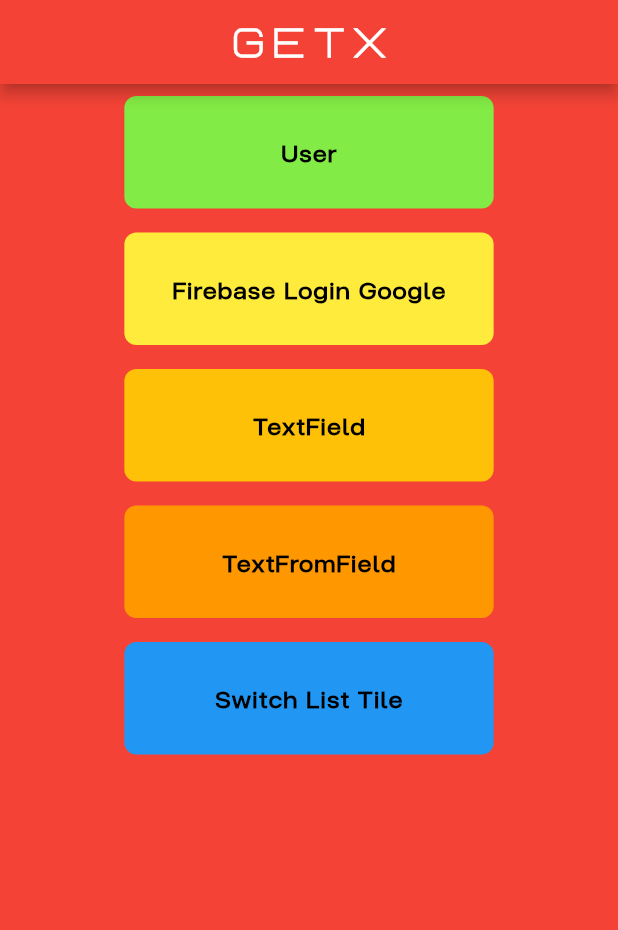
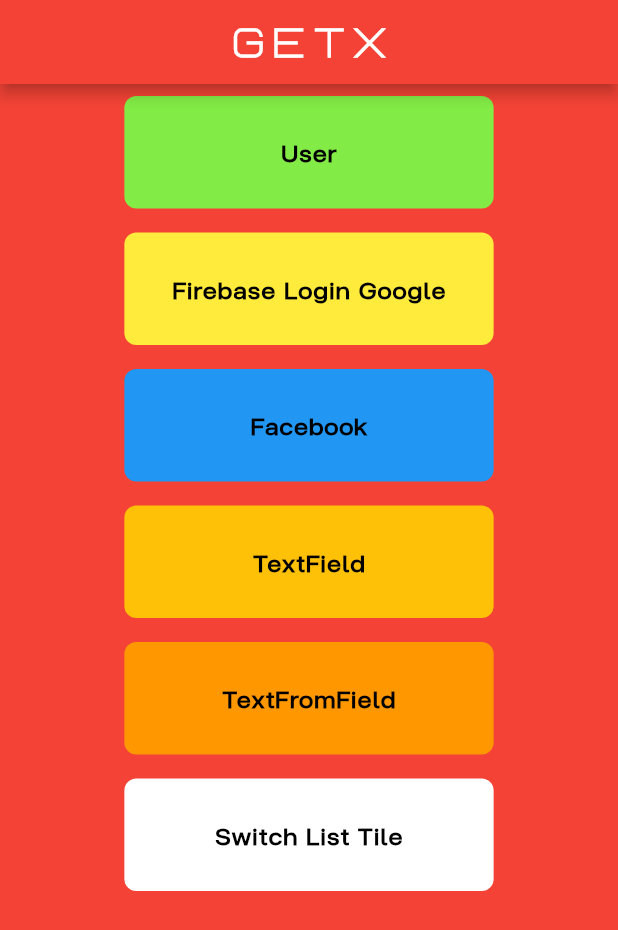
Before and after one commit to LaserOnline/flutter_getx_mvvm_tutorial, a Flutter app: the screen it shows after launch, on a phone screen of 412 x 824 dp. Shown: the top 930 px of the screen. Run offline on Flutter 3.47's test engine with Material 2 defaults, Android fonts, the phone set to English and light mode, and no system bars; our stand-ins replace firebase_auth, firebase_core, get, google_sign_in; missing offline and left inert: flutter_facebook_auth; accounts and stored records are empty.

Commit message:
Update Login Facebook

```diff
--- a/lib/Model/routes/RoutesPage.dart
+++ b/lib/Model/routes/RoutesPage.dart
@@ -1,3 +1,4 @@
+import 'package:flutter_getx_mvvm_tutorial/View/PageFacebook.dart';
 import 'package:get/get.dart';
 import 'package:flutter/material.dart';
 import '../../View/PageHome.dart';
@@ -12,6 +13,7 @@
   static const String firebase = "/firebase";
   static const String textfield = "/textfield";
   static const String swichlisttile = "/swichlisttile";
+  static const String facebook = "/facebook";
   static final routes = [
     GetPage(
       name: home,
@@ -33,5 +35,9 @@
       name: swichlisttile,
       page: () => PageSwichListTile(),
     ),
+    GetPage(
+      name: facebook,
+      page: () => FacebookLoginScreen(),
+    ),
   ];
 }
--- a/lib/View/PageHome.dart
+++ b/lib/View/PageHome.dart
@@ -36,6 +36,13 @@
               ),
               ButtonGoPageUser(
                 TextStyle: TextStyleButtonUser,
+                Colors: StylesColors.secondary,
+                Title: "Facebook",
+                Page: "facebook",
+                Width: width,
+              ),
+              ButtonGoPageUser(
+                TextStyle: TextStyleButtonUser,
                 Colors: StylesColors.amber,
                 Title: "TextField",
                 Page: "textfield",
@@ -50,7 +57,7 @@
               ),
               ButtonGoPageUser(
                 TextStyle: TextStyleButtonUser,
-                Colors: StylesColors.secondary,
+                Colors: StylesColors.white,
                 Title: "Switch List Tile",
                 Page: "swichlisttile",
                 Width: width,
--- a/lib/View/PageTextField.dart
+++ b/lib/View/PageTextField.dart
@@ -1,7 +1,6 @@
 import 'package:flutter/src/foundation/key.dart';
 import 'package:flutter/src/widgets/framework.dart';
 import 'package:flutter/material.dart';
-
 import 'package:flutter_getx_mvvm_tutorial/Widget/UserData.dart';
 import 'package:get/get.dart';
 import 'package:get/get_connect/http/src/utils/utils.dart';
@@ -17,7 +16,6 @@
 
 class _PageTextFieldState extends State<PageTextField> {
   final usernameController = TextEditingController();
-
   final passwordController = TextEditingController();
 
   //* สร้าง ObscureText ด้วย Rx และกำหนดค่าเริ่มต้นเป็น true
--- a/pubspec.yaml
+++ b/pubspec.yaml
@@ -37,7 +37,8 @@
   fluttertoast: ^8.2.1
   firebase_core: ^2.8.0
   firebase_auth: ^4.3.0
-  google_sign_in: ^6.0.2
+  google_sign_in: ^5.4.2
+  flutter_facebook_auth: ^5.0.6
 
 dev_dependencies:
   flutter_test:
```
Also changed, not shown: lib/View/PageFacebook.dart (added, +91 -0 lines), pubspec.lock, 8 other files.
